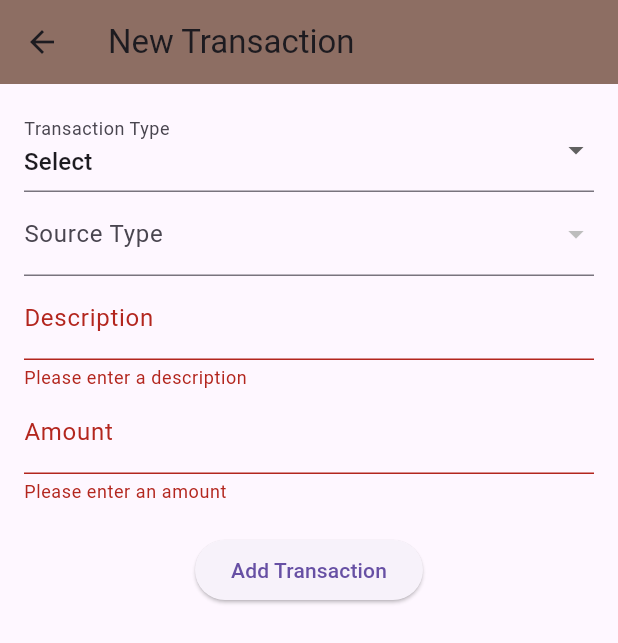
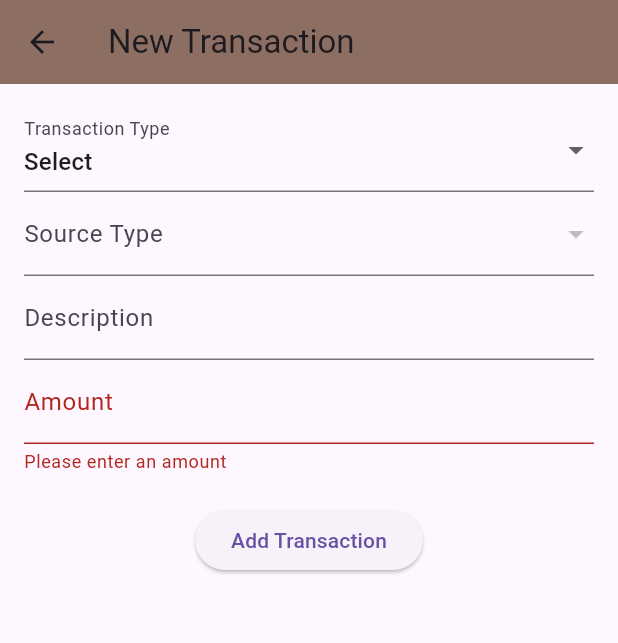
Before and after one commit to sliit-app-innovator/spend-wise, a Flutter app: the AddTransactionPage screen opened by its route, after a tap on "Add Transaction", on a phone screen of 412 x 824 dp. Shown: the top 643 px of the screen. Run offline on Flutter 3.47's test engine with Material 3 defaults, Android fonts, the phone set to English and light mode, and no system bars; our stand-ins replace cloud_firestore, firebase_core, fl_chart, image_picker, shared_preferences, sqflite; accounts and stored records are empty.

Commit message:
remved mandetory check

```diff
--- a/lib/main.dart
+++ b/lib/main.dart
@@ -87,6 +87,7 @@ class _MyAppState extends State<MyApp> {
         appBar: AppBar(
           title: const Text('Spend Wise'),
           backgroundColor: AppColors.APP_ABR_COLOR,
+          foregroundColor: Colors.white,
           actions: [
             IconButton(
               onPressed: () {},
--- a/lib/pages/add_transaction_page.dart
+++ b/lib/pages/add_transaction_page.dart
@@ -141,12 +141,6 @@ class _AddExpensesPage extends State<AddTransactionPage> {
                   TextFormField(
                     controller: _descriptionController,
                     decoration: InputDecoration(labelText: 'Description'),
-                    validator: (value) {
-                      if (value == null || value.isEmpty) {
-                        return 'Please enter a description';
-                      }
-                      return null;
-                    },
                     onSaved: (value) {
                       _description = value!;
                     },
```
